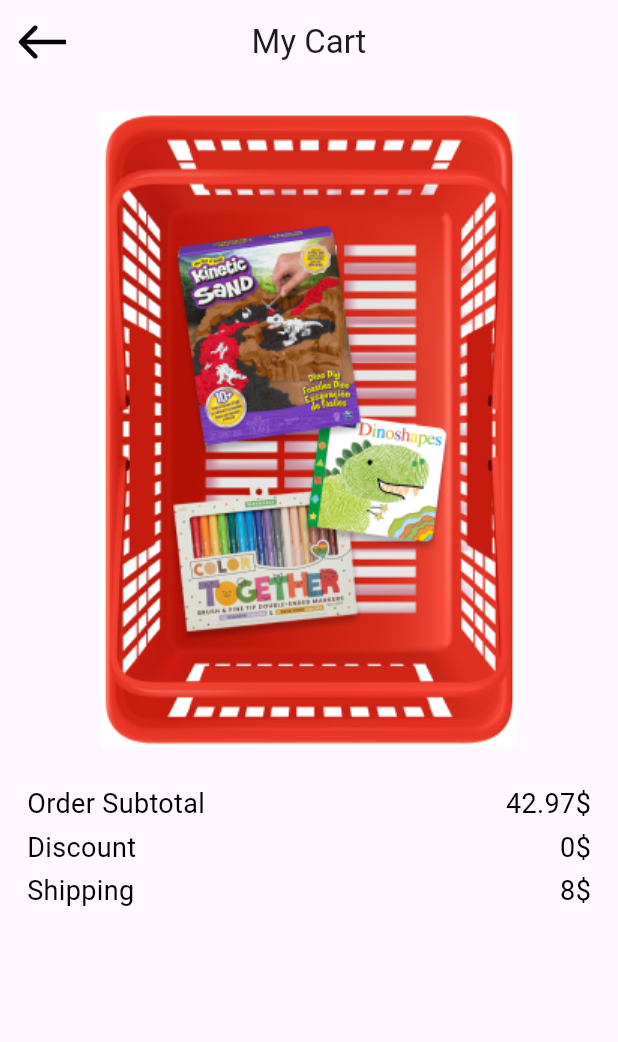
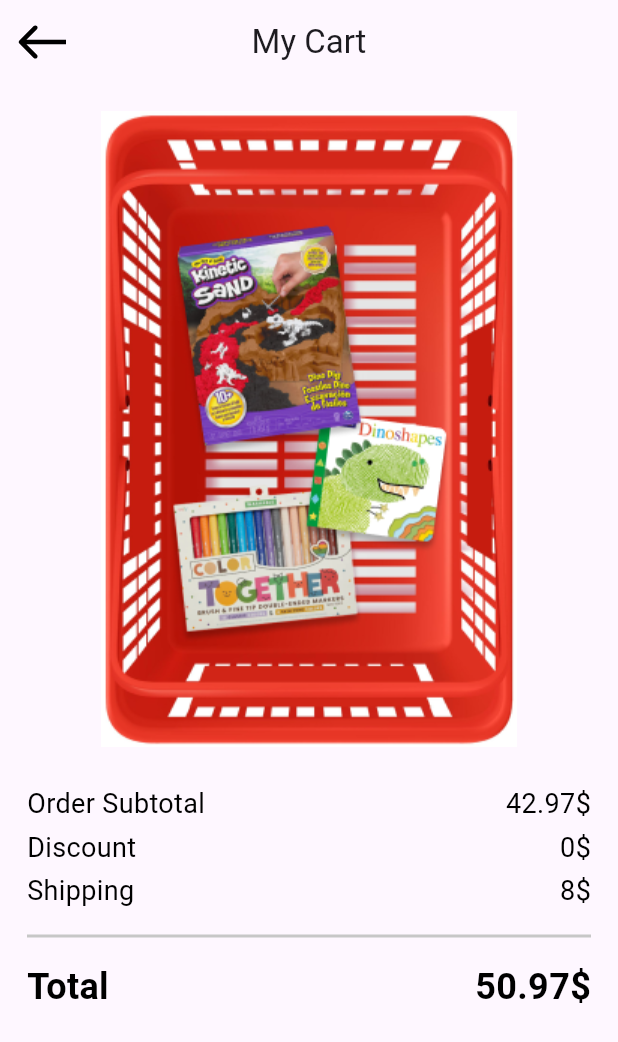
Before and after one commit to osamaromeh10/payment, a Flutter app: the screen it shows after launch, on a phone screen of 412 x 824 dp. Shown: the top 1042 px of the screen. Run offline on Flutter 3.47's test engine with Material 3 defaults, Android fonts, the phone set to English and light mode, and no system bars; our stand-ins replace flutter_svg.

Commit message:
create total price

```diff
--- /dev/null
+++ b/lib/Features/Check_out/Presentation/views/cart_order_info_item.dart
@@ -0,0 +1,18 @@
+import 'package:flutter/material.dart';
+import 'package:payment_checkout/core/utils/app_styles.dart';
+
+class OrderInfoItem extends StatelessWidget {
+  final String title, value;
+  const OrderInfoItem({super.key, required this.title, required this.value});
+
+  @override
+  Widget build(BuildContext context) {
+    return Row(
+      children: [
+        Text(title, style: AppStyles.style18),
+        Spacer(),
+        Text(value, style: AppStyles.style18),
+      ],
+    );
+  }
+}
--- a/lib/Features/Check_out/Presentation/views/my_cart_view_body.dart
+++ b/lib/Features/Check_out/Presentation/views/my_cart_view_body.dart
@@ -1,9 +1,11 @@
 // ignore_for_file: file_names
 
 import 'package:flutter/material.dart';
+import 'package:payment_checkout/Features/Check_out/Presentation/views/cart_order_info_item.dart';
+import 'package:payment_checkout/Features/Check_out/Presentation/views/total_price.dart';
+import 'package:payment_checkout/core/utils/app_colors.dart';
 import 'package:payment_checkout/core/utils/app_images.dart';
 import 'package:payment_checkout/core/utils/app_strings.dart';
-import 'package:payment_checkout/core/utils/app_styles.dart';
 
 class MyCartViewBody extends StatelessWidget {
   const MyCartViewBody({super.key});
@@ -34,25 +36,18 @@ class MyCartViewBody extends StatelessWidget {
               title: AppStrings.shiping,
               value: AppStrings.valueThree,
             ),
+            Divider(
+              height: 34, // 17 on the Top and 17 // on the down
+              thickness: 2,
+              color: AppColors.dividerColor,
+            ),
+            TotalPrice(
+              titleLarge: AppStrings.total,
+              value: AppStrings.valueTotal,
+            ),
           ],
         ),
       ),
     );
   }
 }
-
-class OrderInfoItem extends StatelessWidget {
-  final String title, value;
-  const OrderInfoItem({super.key, required this.title, required this.value});
-
-  @override
-  Widget build(BuildContext context) {
-    return Row(
-      children: [
-        Text(title, style: AppStyles.style18),
-        Spacer(),
-        Text(value, style: AppStyles.style18),
-      ],
-    );
-  }
-}
--- /dev/null
+++ b/lib/Features/Check_out/Presentation/views/total_price.dart
@@ -0,0 +1,18 @@
+import 'package:flutter/material.dart';
+import 'package:payment_checkout/core/utils/app_styles.dart';
+
+class TotalPrice extends StatelessWidget {
+  const TotalPrice({super.key, required this.titleLarge, required this.value});
+  final String titleLarge, value;
+
+  @override
+  Widget build(BuildContext context) {
+    return Row(
+      children: [
+        Text(titleLarge, style: AppStyles.style24semiBold),
+        Spacer(),
+        Text(value, style: AppStyles.style24semiBold),
+      ],
+    );
+  }
+}
--- a/lib/core/utils/app_colors.dart
+++ b/lib/core/utils/app_colors.dart
@@ -1,7 +1,7 @@
 import 'package:flutter/material.dart';
 
 abstract class AppColors {
-  static const  Color blackColor = Colors.black;
-    static  const Color buttonColor = Color(0xff34A853);
-
+  static const Color blackColor = Colors.black;
+  static const Color buttonColor = Color(0xff34A853);
+  static const Color dividerColor = Color(0xffC7C7C7);
 }
```
